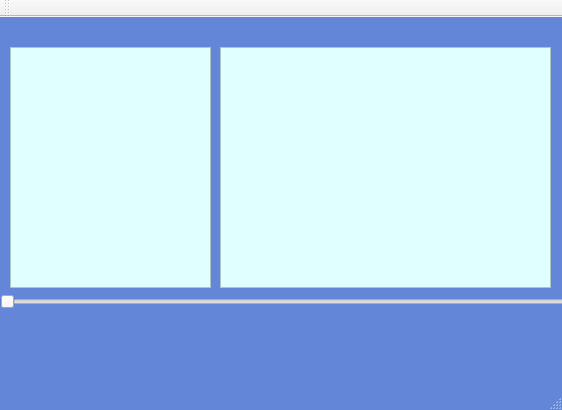
This is mainwindow.ui in VictoriaOtm/Accord as Qt 5 draws it before an edit. The edited form follows.
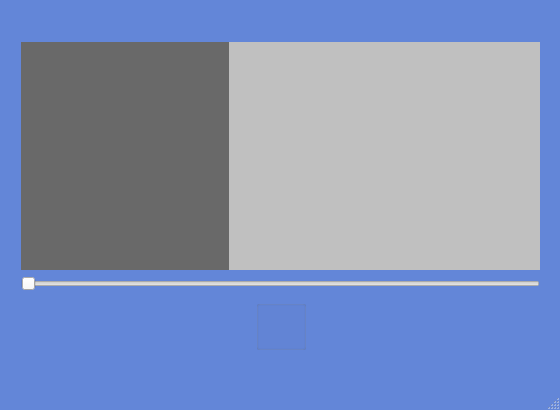
This is the edited form. Icons and pictures are not drawn.

What changed in the file:
```diff
--- a/mainwindow.ui
+++ b/mainwindow.ui
@@ -9,7 +9,7 @@
    <rect>
     <x>0</x>
     <y>0</y>
-    <width>562</width>
+    <width>560</width>
     <height>410</height>
    </rect>
   </property>
@@ -28,21 +28,6 @@
 }</string>
   </property>
   <widget class="QWidget" name="centralWidget">
-   <widget class="QListView" name="listView">
-    <property name="geometry">
-     <rect>
-      <x>220</x>
-      <y>30</y>
-      <width>331</width>
-      <height>241</height>
-     </rect>
-    </property>
-    <property name="styleSheet">
-     <string notr="true">#listView {
-	background-color: #e0ffff;
-}</string>
-    </property>
-   </widget>
    <widget class="QGroupBox" name="groupBox">
     <property name="geometry">
      <rect>
@@ -107,35 +92,19 @@
       <string/>
      </property>
     </widget>
-   </widget>
-   <widget class="QListWidget" name="listWidget">
-    <property name="geometry">
-     <rect>
-      <x>10</x>
-      <y>30</y>
-      <width>201</width>
-      <height>241</height>
-     </rect>
-    </property>
-    <property name="styleSheet">
-     <string notr="true">#listWidget {
-	background-color: #e0ffff;
-}
-</string>
-    </property>
-   </widget>
-   <widget class="QSlider" name="timeSlider">
-    <property name="geometry">
-     <rect>
-      <x>0</x>
-      <y>270</y>
-      <width>571</width>
-      <height>29</height>
-     </rect>
-    </property>
-    <property name="orientation">
-     <enum>Qt::Horizontal</enum>
-    </property>
+    <widget class="QGroupBox" name="playPauseBox">
+     <property name="geometry">
+      <rect>
+       <x>50</x>
+       <y>0</y>
+       <width>50</width>
+       <height>50</height>
+      </rect>
+     </property>
+     <property name="title">
+      <string/>
+     </property>
+    </widget>
    </widget>
    <widget class="QPushButton" name="settingsButton">
     <property name="geometry">
@@ -225,6 +194,78 @@
      <string/>
     </property>
    </widget>
+   <widget class="QWidget" name="">
+    <property name="geometry">
+     <rect>
+      <x>10</x>
+      <y>31</y>
+      <width>541</width>
+      <height>271</height>
+     </rect>
+    </property>
+    <layout class="QVBoxLayout" name="verticalLayout">
+     <item>
+      <layout class="QHBoxLayout" name="horizontalLayout">
+       <property name="spacing">
+        <number>0</number>
+       </property>
+       <property name="sizeConstraint">
+        <enum>QLayout::SetDefaultConstraint</enum>
+       </property>
+       <item>
+        <widget class="QListWidget" name="playListWidget">
+         <property name="sizePolicy">
+          <sizepolicy hsizetype="Preferred" vsizetype="Expanding">
+           <horstretch>40</horstretch>
+           <verstretch>0</verstretch>
+          </sizepolicy>
+         </property>
+         <property name="styleSheet">
+          <string notr="true">#playListWidget {
+	background-color: #696969;
+	border: none;
+}
+</string>
+         </property>
+         <property name="currentRow">
+          <number>-1</number>
+         </property>
+        </widget>
+       </item>
+       <item>
+        <widget class="QListWidget" name="curAudioListWidget">
+         <property name="sizePolicy">
+          <sizepolicy hsizetype="Expanding" vsizetype="Minimum">
+           <horstretch>60</horstretch>
+           <verstretch>0</verstretch>
+          </sizepolicy>
+         </property>
+         <property name="font">
+          <font>
+           <weight>75</weight>
+           <bold>true</bold>
+          </font>
+         </property>
+         <property name="styleSheet">
+          <string notr="true">#curAudioListWidget {
+	background-color: #c0c0c0;
+	border: none;
+}
+</string>
+         </property>
+        </widget>
+       </item>
+      </layout>
+     </item>
+     <item>
+      <widget class="QSlider" name="timeSlider">
+       <property name="orientation">
+        <enum>Qt::Horizontal</enum>
+       </property>
+      </widget>
+     </item>
+    </layout>
+   </widget>
   </widget>
   <widget class="QMenuBar" name="menuBar">
    <property name="geometry">
@@ -236,14 +277,6 @@
     </rect>
    </property>
   </widget>
-  <widget class="QToolBar" name="mainToolBar">
-   <attribute name="toolBarArea">
-    <enum>TopToolBarArea</enum>
-   </attribute>
-   <attribute name="toolBarBreak">
-    <bool>false</bool>
-   </attribute>
-  </widget>
   <widget class="QStatusBar" name="statusBar"/>
  </widget>
  <layoutdefault spacing="6" margin="11"/>
```
Left out of the diff: 5 changed lines with no effect on the pictures.
